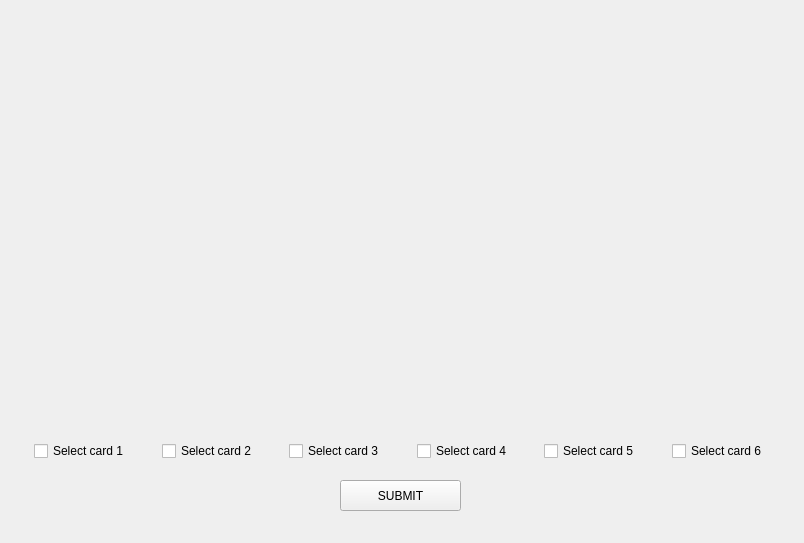
Above: cah/cah/gamegui.ui from greenfox-zerda-sparta/Qt_Against_Humanity before the change. Below: the same form after it.
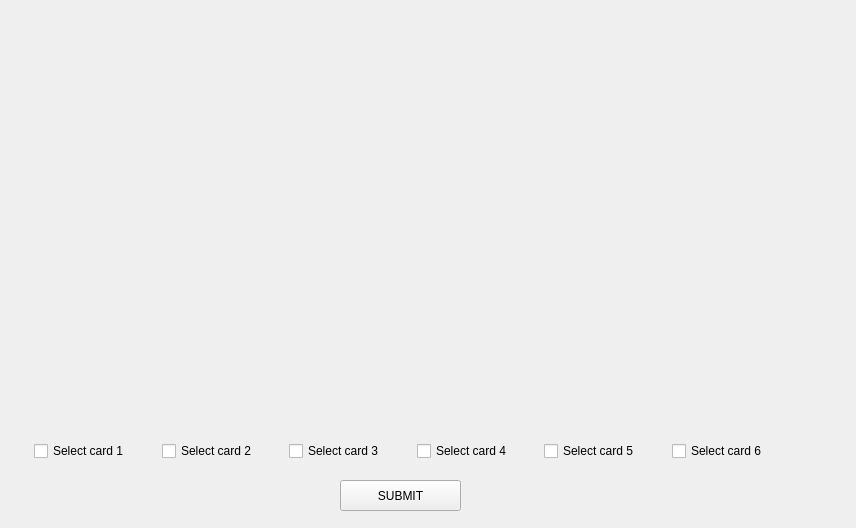
That is the form after the change.

The edit to the form file:
```diff
--- a/cah/cah/gamegui.ui
+++ b/cah/cah/gamegui.ui
@@ -6,8 +6,8 @@
    <rect>
     <x>0</x>
     <y>0</y>
-    <width>804</width>
-    <height>543</height>
+    <width>856</width>
+    <height>528</height>
    </rect>
   </property>
   <property name="windowTitle">
@@ -36,7 +36,7 @@
     <string>SUBMIT</string>
    </property>
   </widget>
-  <widget class="QWidget" name="">
+  <widget class="QWidget" name="layoutWidget">
    <property name="geometry">
     <rect>
      <x>10</x>
@@ -66,7 +66,7 @@
     </item>
    </layout>
   </widget>
-  <widget class="QWidget" name="">
+  <widget class="QWidget" name="layoutWidget">
    <property name="geometry">
     <rect>
      <x>10</x>
```
Left out of the diff: 119 changed lines with no effect on the pictures.
